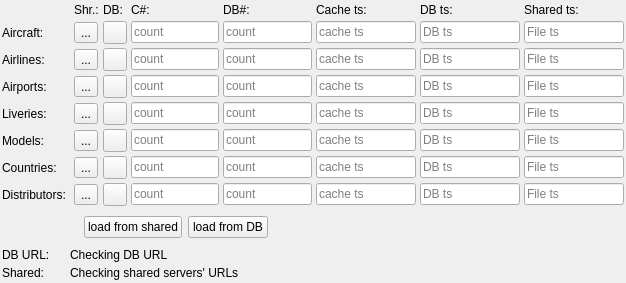
Qt form src/blackgui/components/dbloadoverviewcomponent.ui (swift-project/pilotclient) before a commit.
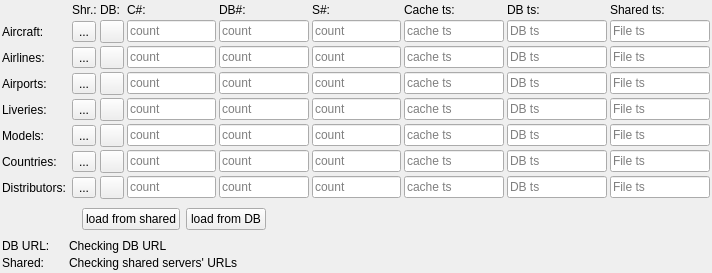
The same form after that commit. Icons and pictures are not drawn.

The edit to the form file:
```diff
--- a/src/blackgui/components/dbloadoverviewcomponent.ui
+++ b/src/blackgui/components/dbloadoverviewcomponent.ui
@@ -6,8 +6,8 @@
    <rect>
     <x>0</x>
     <y>0</y>
-    <width>626</width>
-    <height>283</height>
+    <width>712</width>
+    <height>273</height>
    </rect>
   </property>
   <property name="windowTitle">
@@ -27,8 +27,18 @@
     <number>2</number>
    </property>
    <property name="spacing">
-    <number>4</number>
+    <number>3</number>
    </property>
+   <item row="8" column="7">
+    <widget class="QLineEdit" name="le_DistributorsSharedCount">
+     <property name="readOnly">
+      <bool>true</bool>
+     </property>
+     <property name="placeholderText">
+      <string>count</string>
+     </property>
+    </widget>
+   </item>
    <item row="0" column="5">
     <widget class="QLabel" name="lbl_CacheCount">
      <property name="minimumSize">
@@ -55,7 +65,7 @@
      </property>
     </widget>
    </item>
-   <item row="4" column="7">
+   <item row="4" column="8">
     <widget class="QLineEdit" name="le_LiveriesCacheTs">
      <property name="minimumSize">
       <size>
@@ -71,16 +81,6 @@
      </property>
     </widget>
    </item>
-   <item row="4" column="5">
-    <widget class="QLineEdit" name="le_LiveriesCacheCount">
-     <property name="readOnly">
-      <bool>true</bool>
-     </property>
-     <property name="placeholderText">
-      <string>count</string>
-     </property>
-    </widget>
-   </item>
    <item row="1" column="6">
     <widget class="QLineEdit" name="le_AircraftIcaoDbCount">
      <property name="readOnly">
@@ -91,23 +91,7 @@
      </property>
     </widget>
    </item>
-   <item row="8" column="9">
-    <widget class="QLineEdit" name="le_DistributorsSharedFileTs">
-     <property name="minimumSize">
-      <size>
-       <width>100</width>
-       <height>0</height>
-      </size>
-     </property>
-     <property name="readOnly">
-      <bool>true</bool>
-     </property>
-     <property name="placeholderText">
-      <string>File ts</string>
-     </property>
-    </widget>
-   </item>
-   <item row="3" column="9">
+   <item row="3" column="10">
     <widget class="QLineEdit" name="le_AirportsSharedFileTs">
      <property name="minimumSize">
       <size>
@@ -123,6 +107,32 @@
      </property>
     </widget>
    </item>
+   <item row="8" column="10">
+    <widget class="QLineEdit" name="le_DistributorsSharedFileTs">
+     <property name="minimumSize">
+      <size>
+       <width>100</width>
+       <height>0</height>
+      </size>
+     </property>
+     <property name="readOnly">
+      <bool>true</bool>
+     </property>
+     <property name="placeholderText">
+      <string>File ts</string>
+     </property>
+    </widget>
+   </item>
+   <item row="4" column="5">
+    <widget class="QLineEdit" name="le_LiveriesCacheCount">
+     <property name="readOnly">
+      <bool>true</bool>
+     </property>
+     <property name="placeholderText">
+      <string>count</string>
+     </property>
+    </widget>
+   </item>
    <item row="2" column="0">
     <widget class="QLabel" name="lbl_AirlineIcao">
      <property name="text">
@@ -137,7 +147,7 @@
      </property>
     </widget>
    </item>
-   <item row="4" column="9">
+   <item row="4" column="10">
     <widget class="QLineEdit" name="le_LiveriesSharedFileTs">
      <property name="minimumSize">
       <size>
@@ -153,7 +163,7 @@
      </property>
     </widget>
    </item>
-   <item row="3" column="7">
+   <item row="3" column="8">
     <widget class="QLineEdit" name="le_AirportsCacheTs">
      <property name="minimumSize">
       <size>
@@ -169,7 +179,7 @@
      </property>
     </widget>
    </item>
-   <item row="5" column="9">
+   <item row="5" column="10">
     <widget class="QLineEdit" name="le_ModelsSharedFileTs">
      <property name="minimumSize">
       <size>
@@ -202,22 +212,6 @@
      </property>
     </widget>
    </item>
-   <item row="1" column="7">
-    <widget class="QLineEdit" name="le_AircraftIcaoCacheTs">
-     <property name="minimumSize">
-      <size>
-       <width>100</width>
-       <height>0</height>
-      </size>
-     </property>
-     <property name="readOnly">
-      <bool>true</bool>
-     </property>
-     <property name="placeholderText">
-      <string>cache ts</string>
-     </property>
-    </widget>
-   </item>
    <item row="5" column="0">
     <widget class="QLabel" name="lbl_Models">
      <property name="text">
@@ -225,7 +219,23 @@
      </property>
     </widget>
    </item>
-   <item row="3" column="8">
+   <item row="1" column="8">
+    <widget class="QLineEdit" name="le_AircraftIcaoCacheTs">
+     <property name="minimumSize">
+      <size>
+       <width>100</width>
+       <height>0</height>
+      </size>
+     </property>
+     <property name="readOnly">
+      <bool>true</bool>
+     </property>
+     <property name="placeholderText">
+      <string>cache ts</string>
+     </property>
+    </widget>
+   </item>
+   <item row="3" column="9">
     <widget class="QLineEdit" name="le_AirportsDbTs">
      <property name="minimumSize">
       <size>
@@ -241,6 +251,62 @@
      </property>
     </widget>
    </item>
+   <item row="10" column="2" colspan="9">
+    <widget class="QLabel" name="lbl_DatabaseUrl">
+     <property name="text">
+      <string>Checking DB URL</string>
+     </property>
+    </widget>
+   </item>
+   <item row="11" column="2" colspan="9" alignment="Qt::AlignTop">
+    <widget class="QLabel" name="lbl_SharedUrls">
+     <property name="text">
+      <string>Checking shared servers' URLs</string>
+     </property>
+    </widget>
+   </item>
+   <item row="0" column="7">
+    <widget class="QLabel" name="lbl_SharedCount">
+     <property name="minimumSize">
+      <size>
+       <width>60</width>
+       <height>0</height>
+      </size>
+     </property>
+     <property name="toolTip">
+      <string>shared count</string>
+     </property>
+     <property name="text">
+      <string>S#:</string>
+     </property>
+    </widget>
+   </item>
+   <item row="1" column="5">
+    <widget class="QLineEdit" name="le_AircraftIcaoCacheCount">
+     <property name="readOnly">
+      <bool>true</bool>
+     </property>
+     <property name="placeholderText">
+      <string>count</string>
+     </property>
+    </widget>
+   </item>
+   <item row="8" column="8">
+    <widget class="QLineEdit" name="le_DistributorsCacheTs">
+     <property name="minimumSize">
+      <size>
+       <width>100</width>
+       <height>0</height>
+      </size>
+     </property>
+     <property name="readOnly">
+      <bool>true</bool>
+     </property>
+     <property name="placeholderText">
+      <string>cache ts</string>
+     </property>
+    </widget>
+   </item>
    <item row="3" column="6">
     <widget class="QLineEdit" name="le_AirportsDbCount">
      <property name="readOnly">
@@ -261,33 +327,7 @@
      </property>
     </widget>
    </item>
-   <item row="8" column="7">
-    <widget class="QLineEdit" name="le_DistributorsCacheTs">
-     <property name="minimumSize">
-      <size>
-       <width>100</width>
-       <height>0</height>
-      </size>
-     </property>
-     <property name="readOnly">
-      <bool>true</bool>
-     </property>
-     <property name="placeholderText">
-      <string>cache ts</string>
-     </property>
-    </widget>
-   </item>
-   <item row="1" column="5">
-    <widget class="QLineEdit" name="le_AircraftIcaoCacheCount">
-     <property name="readOnly">
-      <bool>true</bool>
-     </property>
-     <property name="placeholderText">
-      <string>count</string>
-     </property>
-    </widget>
-   </item>
-   <item row="1" column="8">
+   <item row="1" column="9">
     <widget class="QLineEdit" name="le_AircraftIcaoDbTs">
      <property name="minimumSize">
       <size>
@@ -303,22 +343,6 @@
      </property>
     </widget>
    </item>
-   <item row="8" column="8">
-    <widget class="QLineEdit" name="le_DistributorsDbTs">
-     <property name="minimumSize">
-      <size>
-       <width>100</width>
-       <height>0</height>
-      </size>
-     </property>
-     <property name="readOnly">
-      <bool>true</bool>
-     </property>
-     <property name="placeholderText">
-      <string>DB ts</string>
-     </property>
-    </widget>
-   </item>
    <item row="4" column="0">
     <widget class="QLabel" name="lbl_Liveries">
      <property name="text">
@@ -326,7 +350,23 @@
      </property>
     </widget>
    </item>
-   <item row="5" column="7">
+   <item row="8" column="9">
+    <widget class="QLineEdit" name="le_DistributorsDbTs">
+     <property name="minimumSize">
+      <size>
+       <width>100</width>
+       <height>0</height>
+      </size>
+     </property>
+     <property name="readOnly">
+      <bool>true</bool>
+     </property>
+     <property name="placeholderText">
+      <string>DB ts</string>
+     </property>
+    </widget>
+   </item>
+   <item row="5" column="8">
     <widget class="QLineEdit" name="le_ModelsCacheTs">
      <property name="minimumSize">
       <size>
@@ -342,7 +382,7 @@
      </property>
     </widget>
    </item>
-   <item row="2" column="8">
+   <item row="2" column="9">
     <widget class="QLineEdit" name="le_AirlinesIcaoDbTs">
      <property name="minimumSize">
       <size>
@@ -358,6 +398,26 @@
      </property>
     </widget>
    </item>
+   <item row="5" column="5">
+    <widget class="QLineEdit" name="le_ModelsCacheCount">
+     <property name="readOnly">
+      <bool>true</bool>
+     </property>
+     <property name="placeholderText">
+      <string>count</string>
+     </property>
+    </widget>
+   </item>
+   <item row="4" column="6">
+    <widget class="QLineEdit" name="le_LiveriesDbCount">
+     <property name="readOnly">
+      <bool>true</bool>
+     </property>
+     <property name="placeholderText">
+      <string>count</string>
+     </property>
+    </widget>
+   </item>
    <item row="7" column="0">
     <widget class="QLabel" name="lbl_Countries">
      <property name="text">
@@ -365,7 +425,7 @@
      </property>
     </widget>
    </item>
-   <item row="7" column="7">
+   <item row="7" column="8">
     <widget class="QLineEdit" name="le_CountriesCacheTs">
      <property name="minimumSize">
       <size>
@@ -381,7 +441,7 @@
      </property>
     </widget>
    </item>
-   <item row="7" column="9">
+   <item row="7" column="10">
     <widget class="QLineEdit" name="le_CountriesSharedFileTs">
      <property name="minimumSize">
       <size>
@@ -397,41 +457,30 @@
      </property>
     </widget>
    </item>
-   <item row="4" column="6">
-    <widget class="QLineEdit" name="le_LiveriesDbCount">
-     <property name="readOnly">
-      <bool>true</bool>
-     </property>
-     <property name="placeholderText">
-      <string>count</string>
-     </property>
-    </widget>
-   </item>
-   <item row="5" column="5">
-    <widget class="QLineEdit" name="le_ModelsCacheCount">
-     <property name="readOnly">
-      <bool>true</bool>
-     </property>
-     <property name="placeholderText">
-      <string>count</string>
-     </property>
-    </widget>
-   </item>
-   <item row="1" column="0">
-    <widget class="QLabel" name="lbl_AircraftIcao">
-     <property name="text">
-      <string>Aircraft:</string>
-     </property>
-    </widget>
-   </item>
-   <item row="0" column="8">
+   <item row="0" column="9">
     <widget class="QLabel" name="lbl_DbTs">
      <property name="text">
       <string>DB ts:</string>
      </property>
     </widget>
    </item>
-   <item row="5" column="8">
+   <item row="2" column="8">
+    <widget class="QLineEdit" name="le_AirlinesIcaoCacheTs">
+     <property name="minimumSize">
+      <size>
+       <width>100</width>
+       <height>0</height>
+      </size>
+     </property>
+     <property name="readOnly">
+      <bool>true</bool>
+     </property>
+     <property name="placeholderText">
+      <string>cache ts</string>
+     </property>
+    </widget>
+   </item>
+   <item row="5" column="9">
     <widget class="QLineEdit" name="le_ModelsDbTs">
      <property name="minimumSize">
       <size>
@@ -447,7 +496,7 @@
      </property>
     </widget>
    </item>
-   <item row="7" column="8">
+   <item row="7" column="9">
     <widget class="QLineEdit" name="le_CountriesDbTs">
      <property name="minimumSize">
       <size>
@@ -463,46 +512,10 @@
      </property>
     </widget>
    </item>
-   <item row="2" column="7">
-    <widget class="QLineEdit" name="le_AirlinesIcaoCacheTs">
-     <property name="minimumSize">
-      <size>
-       <width>100</width>
-       <height>0</height>
-      </size>
-     </property>
-     <property name="readOnly">
-      <bool>true</bool>
-     </property>
-     <property name="placeholderText">
-      <string>cache ts</string>
-     </property>
-    </widget>
-   </item>
-   <item row="0" column="9">
-    <widget class="QLabel" name="lbl_SharedFilesTs">
+   <item row="1" column="0">
+    <widget class="QLabel" name="lbl_AircraftIcao">
      <property name="text">
-      <string>Shared ts:</string>
-     </property>
-    </widget>
-   </item>
-   <item row="8" column="4">
-    <widget class="QToolButton" name="tb_DbReloadDistributors">
-     <property name="maximumSize">
-      <size>
-       <width>48</width>
-       <height>16777215</height>
-      </size>
-     </property>
-     <property name="toolTip">
-      <string>refresh from database</string>
-     </property>
-     <property name="text">
-      <string/>
-     </property>
-     <property name="icon">
-      <iconset resource="../../blackmisc/blackmisc.qrc">
-       <normaloff>:/pastel/icons/pastel/16/arrow-refresh.png</normaloff>:/pastel/icons/pastel/16/arrow-refresh.png</iconset>
+      <string>Aircraft:</string>
      </property>
     </widget>
    </item>
@@ -520,6 +533,33 @@
      </property>
     </widget>
    </item>
+   <item row="0" column="10">
+    <widget class="QLabel" name="lbl_SharedFilesTs">
+     <property name="text">
+      <string>Shared ts:</string>
+     </property>
+    </widget>
+   </item>
+   <item row="8" column="4">
+    <widget class="QToolButton" name="tb_DbReloadDistributors">
+     <property name="maximumSize">
+      <size>
+       <width>48</width>
+       <height>16777215</height>
+      </size>
+     </property>
+     <property name="toolTip">
+      <string>refresh from database</string>
+     </property>
+     <property name="text">
+      <string/>
+     </property>
+     <property name="icon">
+      <iconset resource="../../blackmisc/blackmisc.qrc">
+       <normaloff>:/pastel/icons/pastel/16/arrow-refresh.png</normaloff>:/pastel/icons/pastel/16/arrow-refresh.png</iconset>
+     </property>
+    </widget>
+   </item>
    <item row="3" column="5">
     <widget class="QLineEdit" name="le_AirportsCacheCount">
      <property name="readOnly">
@@ -530,8 +570,8 @@
      </property>
     </widget>
    </item>
-   <item row="5" column="3" alignment="Qt::AlignHCenter">
-    <widget class="QToolButton" name="tb_SharedReloadModels">
+   <item row="8" column="3" alignment="Qt::AlignHCenter">
+    <widget class="QToolButton" name="tb_SharedReloadDistributors">
      <property name="maximumSize">
       <size>
        <width>48</width>
@@ -570,6 +610,26 @@
      </property>
     </widget>
    </item>
+   <item row="5" column="3" alignment="Qt::AlignHCenter">
+    <widget class="QToolButton" name="tb_SharedReloadModels">
+     <property name="maximumSize">
+      <size>
+       <width>48</width>
+       <height>16777215</height>
+      </size>
+     </property>
+     <property name="toolTip">
+      <string>refresh from shared files</string>
+     </property>
+     <property name="text">
+      <string>...</string>
+     </property>
+     <property name="icon">
+      <iconset resource="../../blackmisc/blackmisc.qrc">
+       <normaloff>:/pastel/icons/pastel/16/arrow-refresh.png</normaloff>:/pastel/icons/pastel/16/arrow-refresh.png</iconset>
+     </property>
+    </widget>
+   </item>
    <item row="3" column="3" alignment="Qt::AlignHCenter">
     <widget class="QToolButton" name="tb_SharedReloadAirports">
      <property name="maximumSize">
@@ -590,36 +650,6 @@
      </property>
     </widget>
    </item>
-   <item row="8" column="3" alignment="Qt::AlignHCenter">
-    <widget class="QToolButton" name="tb_SharedReloadDistributors">
-     <property name="maximumSize">
-      <size>
-       <width>48</width>
-       <height>16777215</height>
-      </size>
-     </property>
-     <property name="toolTip">
-      <string>refresh from shared files</string>
-     </property>
-     <property name="text">
-      <string>...</string>
-     </property>
-     <property name="icon">
-      <iconset resource="../../blackmisc/blackmisc.qrc">
-       <normaloff>:/pastel/icons/pastel/16/arrow-refresh.png</normaloff>:/pastel/icons/pastel/16/arrow-refresh.png</iconset>
-     </property>
-    </widget>
-   </item>
-   <item row="0" column="3">
-    <widget class="QLabel" name="lbl_SharedRefresh">
-     <property name="toolTip">
-      <string>Shared</string>
-     </property>
-     <property name="text">
-      <string>Shr.:</string>
-     </property>
-    </widget>
-   </item>
    <item row="2" column="3" alignment="Qt::AlignHCenter">
     <widget class="QToolButton" name="tb_SharedReloadAirlines">
      <property name="maximumSize">
@@ -667,40 +697,13 @@
      </property>
     </widget>
    </item>
-   <item row="7" column="3" alignment="Qt::AlignHCenter">
-    <widget class="QToolButton" name="tb_SharedReloadCountries">
-     <property name="maximumSize">
-      <size>
-       <width>48</width>
-       <height>16777215</height>
-      </size>
-     </property>
+   <item row="0" column="3">
+    <widget class="QLabel" name="lbl_SharedRefresh">
      <property name="toolTip">
-      <string>refresh from shared files</string>
+      <string>Shared</string>
      </property>
      <property name="text">
-      <string>...</string>
-     </property>
-     <property name="icon">
-      <iconset resource="../../blackmisc/blackmisc.qrc">
-       <normaloff>:/pastel/icons/pastel/16/arrow-refresh.png</normaloff>:/pastel/icons/pastel/16/arrow-refresh.png</iconset>
-     </property>
-    </widget>
-   </item>
-   <item row="1" column="4">
-    <widget class="QToolButton" name="tb_DbReloadAircraft">
-     <property name="maximumSize">
-      <size>
-       <width>48</width>
-       <height>16777215</height>
-      </size>
-     </property>
-     <property name="toolTip">
-      <string>refresh from database</string>
-     </property>
-     <property name="icon">
-      <iconset resource="../../blackmisc/blackmisc.qrc">
-       <normaloff>:/pastel/icons/pastel/16/arrow-refresh.png</normaloff>:/pastel/icons/pastel/16/arrow-refresh.png</iconset>
+      <string>Shr.:</string>
      </property>
     </widget>
    </item>
@@ -744,13 +747,76 @@
      </property>
     </widget>
    </item>
-   <item row="2" column="6">
-    <widget class="QLineEdit" name="le_AirlinesIcaoDbCount">
+   <item row="7" column="3" alignment="Qt::AlignHCenter">
+    <widget class="QToolButton" name="tb_SharedReloadCountries">
+     <property name="maximumSize">
+      <size>
+       <width>48</width>
+       <height>16777215</height>
+      </size>
+     </property>
+     <property name="toolTip">
+      <string>refresh from shared files</string>
+     </property>
+     <property name="text">
+      <string>...</string>
+     </property>
+     <property name="icon">
+      <iconset resource="../../blackmisc/blackmisc.qrc">
+       <normaloff>:/pastel/icons/pastel/16/arrow-refresh.png</normaloff>:/pastel/icons/pastel/16/arrow-refresh.png</iconset>
+     </property>
+    </widget>
+   </item>
+   <item row="1" column="4">
+    <widget class="QToolButton" name="tb_DbReloadAircraft">
+     <property name="maximumSize">
+      <size>
+       <width>48</width>
+       <height>16777215</height>
+      </size>
+     </property>
+     <property name="toolTip">
+      <string>refresh from database</string>
+     </property>
+     <property name="icon">
+      <iconset resource="../../blackmisc/blackmisc.qrc">
+       <normaloff>:/pastel/icons/pastel/16/arrow-refresh.png</normaloff>:/pastel/icons/pastel/16/arrow-refresh.png</iconset>
+     </property>
+    </widget>
+   </item>
+   <item row="7" column="4">
+    <widget class="QToolButton" name="tb_DbReloadCountries">
+     <property name="maximumSize">
+      <size>
+       <width>48</width>
+       <height>16777215</height>
+      </size>
+     </property>
+     <property name="toolTip">
+      <string>refresh from database</string>
+     </property>
+     <property name="text">
+      <string/>
+     </property>
+     <property name="icon">
+      <iconset resource="../../blackmisc/blackmisc.qrc">
+       <normaloff>:/pastel/icons/pastel/16/arrow-refresh.png</normaloff>:/pastel/icons/pastel/16/arrow-refresh.png</iconset>
+     </property>
+    </widget>
+   </item>
+   <item row="2" column="10">
+    <widget class="QLineEdit" name="le_AirlinesIcaoSharedFileTs">
+     <property name="minimumSize">
+      <size>
+       <width>100</width>
+       <height>0</height>
+      </size>
+     </property>
      <property name="readOnly">
       <bool>true</bool>
      </property>
      <property name="placeholderText">
-      <string>count</string>
+      <string>File ts</string>
      </property>
     </widget>
    </item>
@@ -774,6 +840,16 @@
      </property>
     </widget>
    </item>
+   <item row="2" column="6">
+    <widget class="QLineEdit" name="le_AirlinesIcaoDbCount">
+     <property name="readOnly">
+      <bool>true</bool>
+     </property>
+     <property name="placeholderText">
+      <string>count</string>
+     </property>
+    </widget>
+   </item>
    <item row="4" column="4">
     <widget class="QToolButton" name="tb_DbReloadLiveries">
      <property name="maximumSize">
@@ -794,58 +870,6 @@
      </property>
     </widget>
    </item>
-   <item row="7" column="4">
-    <widget class="QToolButton" name="tb_DbReloadCountries">
-     <property name="maximumSize">
-      <size>
-       <width>48</width>
-       <height>16777215</height>
-      </size>
-     </property>
-     <property name="toolTip">
-      <string>refresh from database</string>
-     </property>
-     <property name="text">
-      <string/>
-     </property>
-     <property name="icon">
-      <iconset resource="../../blackmisc/blackmisc.qrc">
-       <normaloff>:/pastel/icons/pastel/16/arrow-refresh.png</normaloff>:/pastel/icons/pastel/16/arrow-refresh.png</iconset>
-     </property>
-    </widget>
-   </item>
-   <item row="2" column="9">
-    <widget class="QLineEdit" name="le_AirlinesSharedFileTs">
-     <property name="minimumSize">
-      <size>
-       <width>100</width>
-       <height>0</height>
-      </size>
-     </property>
-     <property name="readOnly">
-      <bool>true</bool>
-     </property>
-     <property name="placeholderText">
-      <string>File ts</string>
-     </property>
-    </widget>
-   </item>
-   <item row="1" column="9">
-    <widget class="QLineEdit" name="le_AircraftSharedFileTs">
-     <property name="minimumSize">
-      <size>
-       <width>100</width>
-       <height>0</height>
-      </size>
-     </property>
-     <property name="readOnly">
-      <bool>true</bool>
-     </property>
-     <property name="placeholderText">
-      <string>File ts</string>
-     </property>
-    </widget>
-   </item>
    <item row="0" column="6">
     <widget class="QLabel" name="lbl_DbCount">
      <property name="minimumSize">
@@ -862,13 +886,19 @@
      </property>
     </widget>
    </item>
-   <item row="7" column="6">
-    <widget class="QLineEdit" name="le_CountriesDbCount">
+   <item row="1" column="10">
+    <widget class="QLineEdit" name="le_AircraftIcaoSharedFileTs">
+     <property name="minimumSize">
+      <size>
+       <width>100</width>
+       <height>0</height>
+      </size>
+     </property>
      <property name="readOnly">
       <bool>true</bool>
      </property>
      <property name="placeholderText">
-      <string>count</string>
+      <string>File ts</string>
      </property>
     </widget>
    </item>
@@ -882,7 +912,17 @@
      </property>
     </widget>
    </item>
-   <item row="4" column="8">
+   <item row="7" column="6">
+    <widget class="QLineEdit" name="le_CountriesDbCount">
+     <property name="readOnly">
+      <bool>true</bool>
+     </property>
+     <property name="placeholderText">
+      <string>count</string>
+     </property>
+    </widget>
+   </item>
+   <item row="4" column="9">
     <widget class="QLineEdit" name="le_LiveriesDbTs">
      <property name="minimumSize">
       <size>
@@ -908,14 +948,14 @@
      </property>
     </widget>
    </item>
-   <item row="0" column="7">
+   <item row="0" column="8">
     <widget class="QLabel" name="lbl_CacheTs">
      <property name="text">
       <string>Cache ts:</string>
      </property>
     </widget>
    </item>
-   <item row="9" column="3" colspan="7">
+   <item row="9" column="3" colspan="8">
     <widget class="QWidget" name="wi_LoadAllButtons" native="true">
      <layout class="QHBoxLayout" name="hl_LoadAllButtons">
       <property name="leftMargin">
@@ -968,17 +1008,63 @@
      </layout>
     </widget>
    </item>
-   <item row="11" column="2" colspan="8" alignment="Qt::AlignTop">
-    <widget class="QLabel" name="lbl_SharedUrls">
-     <property name="text">
-      <string>Checking shared servers' URLs</string>
+   <item row="7" column="7">
+    <widget class="QLineEdit" name="le_CountriesSharedCount">
+     <property name="readOnly">
+      <bool>true</bool>
      </property>
+     <property name="placeholderText">
+      <string>count</string>
+     </property>
     </widget>
    </item>
-   <item row="10" column="2" colspan="8">
-    <widget class="QLabel" name="lbl_DatabaseUrl">
-     <property name="text">
-      <string>Checking DB URL</string>
+   <item row="5" column="7">
+    <widget class="QLineEdit" name="le_ModelsSharedCount">
+     <property name="readOnly">
+      <bool>true</bool>
+     </property>
+     <property name="placeholderText">
+      <string>count</string>
+     </property>
+    </widget>
+   </item>
+   <item row="4" column="7">
+    <widget class="QLineEdit" name="le_LiveriesSharedCount">
+     <property name="readOnly">
+      <bool>true</bool>
+     </property>
+     <property name="placeholderText">
+      <string>count</string>
+     </property>
+    </widget>
+   </item>
+   <item row="3" column="7">
+    <widget class="QLineEdit" name="le_AirportsSharedCount">
+     <property name="readOnly">
+      <bool>true</bool>
+     </property>
+     <property name="placeholderText">
+      <string>count</string>
+     </property>
+    </widget>
+   </item>
+   <item row="2" column="7">
+    <widget class="QLineEdit" name="le_AirlinesIcaoSharedCount">
+     <property name="readOnly">
+      <bool>true</bool>
+     </property>
+     <property name="placeholderText">
+      <string>count</string>
+     </property>
+    </widget>
+   </item>
+   <item row="1" column="7">
+    <widget class="QLineEdit" name="le_AircraftIcaoSharedCount">
+     <property name="readOnly">
+      <bool>true</bool>
+     </property>
+     <property name="placeholderText">
+      <string>count</string>
      </property>
     </widget>
    </item>
```
